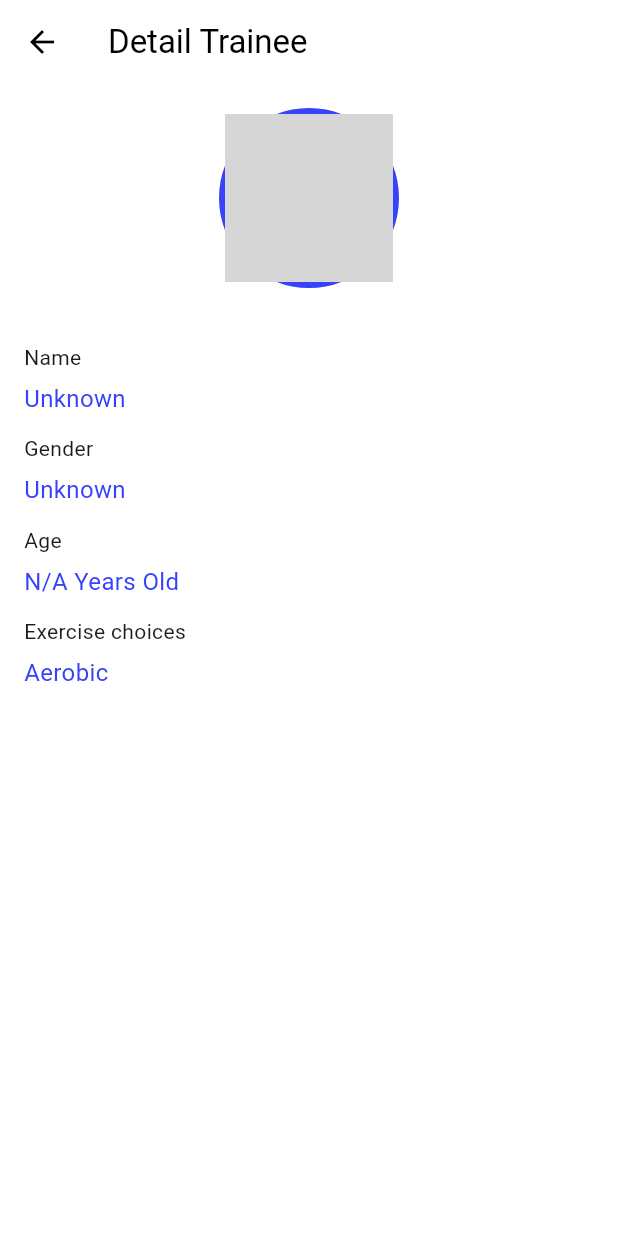
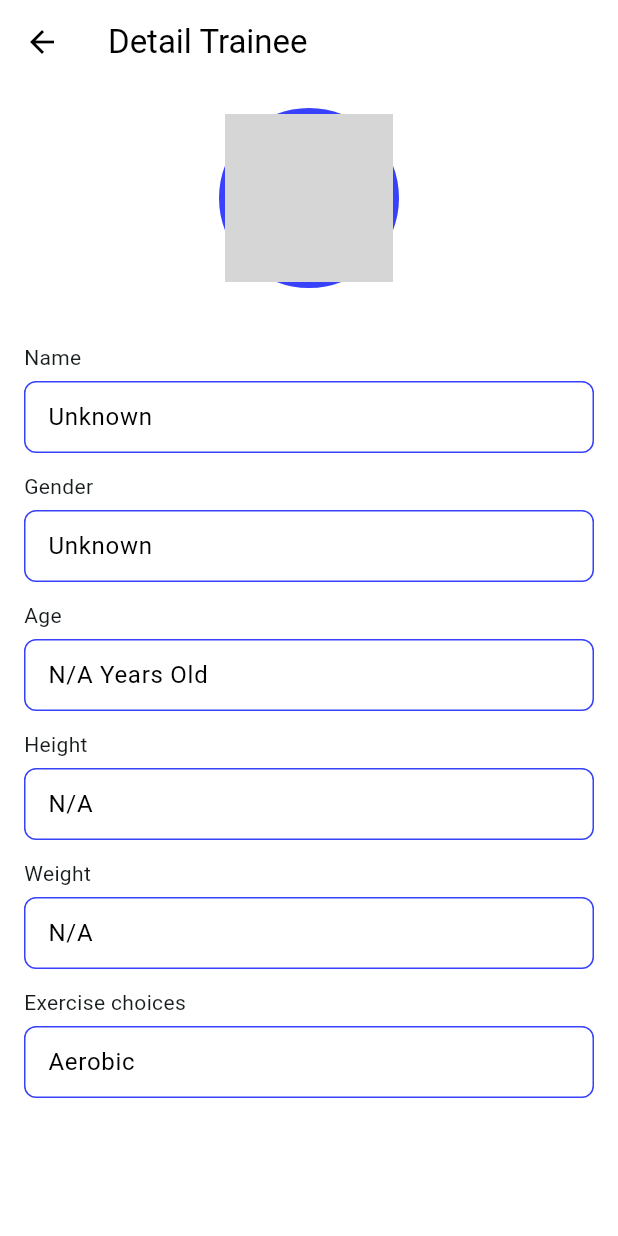
Before and after one commit to lianaprtw/FE_HealthTracker, a Flutter app: the TraineeDetailPage screen opened directly with empty values, on a phone screen of 412 x 824 dp. Run offline on Flutter 3.47's test engine with Material 3 defaults, Android fonts, the phone set to English and light mode, and no system bars; our stand-ins replace image_picker, shared_preferences; accounts and stored records are empty; grey boxes are pictures that could not be loaded.

Commit message:
menambahkan input field non-editable

```diff
--- a/lib/views/Trainee/detail_trainee.dart
+++ b/lib/views/Trainee/detail_trainee.dart
@@ -42,19 +42,17 @@ class TraineeDetailPage extends StatelessWidget {
             ),
             const SizedBox(height: 24),
             const FieldLabel(label: 'Name'),
-            FieldInput(
-              value: trainee['name'] ?? 'Unknown',
-            ), // Default value if not found
+            FieldInput(value: trainee['name'] ?? 'Unknown'),
             const FieldLabel(label: 'Gender'),
-            FieldInput(
-              value: trainee['gender'] ?? 'Unknown',
-            ), // Default value if not found
+            FieldInput(value: trainee['gender'] ?? 'Unknown'),
             const FieldLabel(label: 'Age'),
-            FieldInput(
-              value: '${trainee['age'] ?? 'N/A'} Years Old',
-            ), // Default value if not found
+            FieldInput(value: '${trainee['age'] ?? 'N/A'} Years Old'),
+            const FieldLabel(label: 'Height'),
+            FieldInput(value: trainee['height'] ?? 'N/A'),
+            const FieldLabel(label: 'Weight'),
+            FieldInput(value: trainee['weight'] ?? 'N/A'),
             const FieldLabel(label: 'Exercise choices'),
-            const FieldInput(value: 'Aerobic'), // Assuming this is static
+            FieldInput(value: trainee['exercise'] ?? 'Aerobic'),
           ],
         ),
       ),
@@ -83,6 +81,20 @@ class FieldInput extends StatelessWidget {
   Widget build(BuildContext context) {
     const Color primaryColor = Color(0xFF3742FA);
 
-    return Text(value, style: const TextStyle(fontSize: 16, color: primaryColor));
+    return TextFormField(
+      initialValue: value,
+      enabled: false, // Supaya tidak bisa diedit
+      style: const TextStyle(fontSize: 16, color: Colors.black),
+      decoration: InputDecoration(
+        contentPadding: const EdgeInsets.symmetric(
+          vertical: 10,
+          horizontal: 12,
+        ),
+        disabledBorder: OutlineInputBorder(
+          borderSide: BorderSide(color: primaryColor),
+          borderRadius: BorderRadius.circular(8),
+        ),
+      ),
+    );
   }
 }
```
